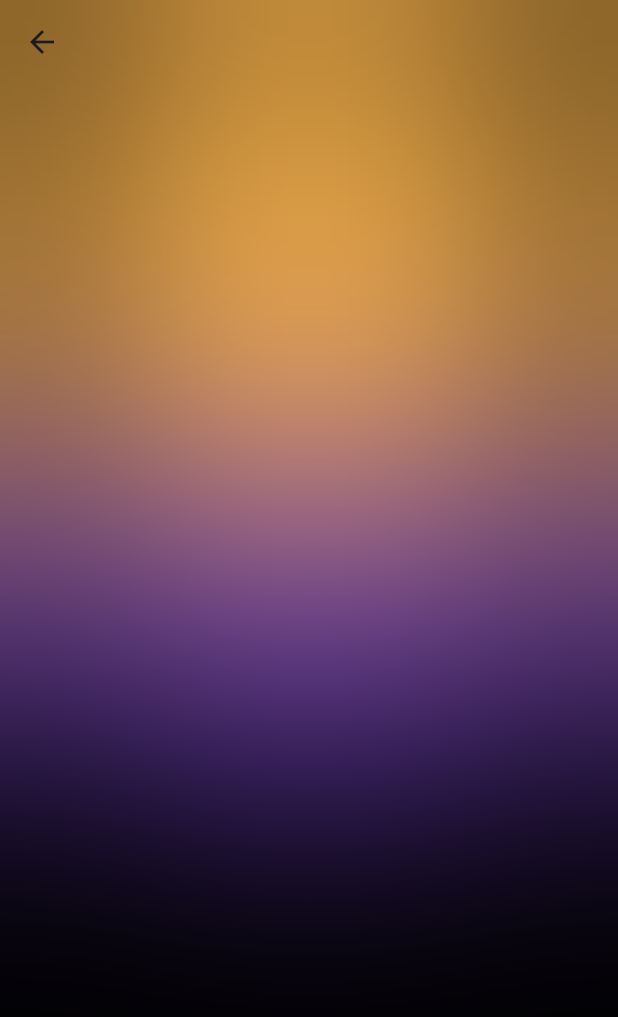
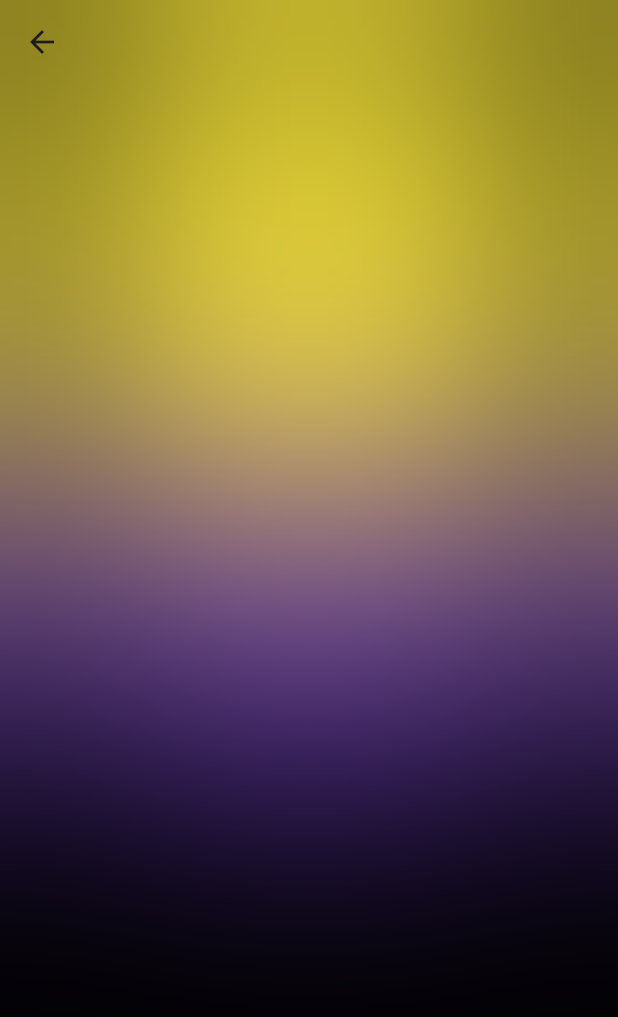
Before and after one commit to NaatLi/Weather_App, a Flutter app: the HomeScreen screen opened directly, on a phone screen of 412 x 824 dp. Shown: the top 1017 px of the screen. Run offline on Flutter 3.47's test engine with Material 3 defaults, Android fonts, the phone set to English and light mode, and no system bars; our stand-ins replace bloc, equatable, flutter_bloc, geolocator, weather.

Commit message:
замена цвета фона

```diff
--- a/lib/screens/home_screen.dart
+++ b/lib/screens/home_screen.dart
@@ -86,7 +86,7 @@ class _HomeScreenState extends State<HomeScreen> {
                   height: 300,
                   width: 600,
                   decoration: BoxDecoration(
-                    color: Colors.orange[300],
+                    color: Colors.yellow,
                   ),
                 ),
               ),
```
